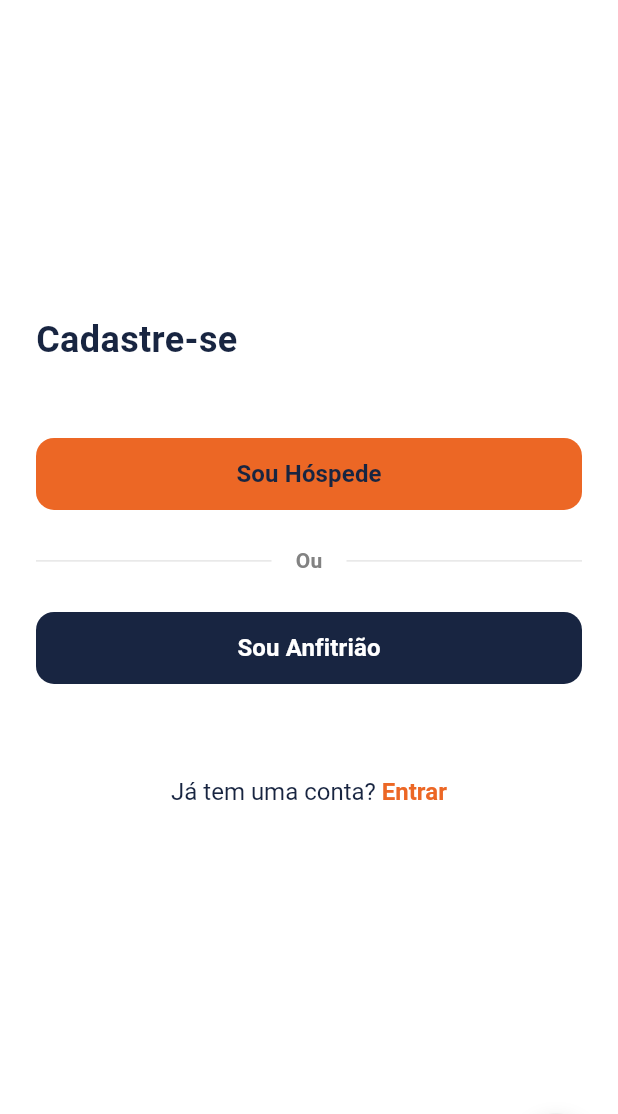
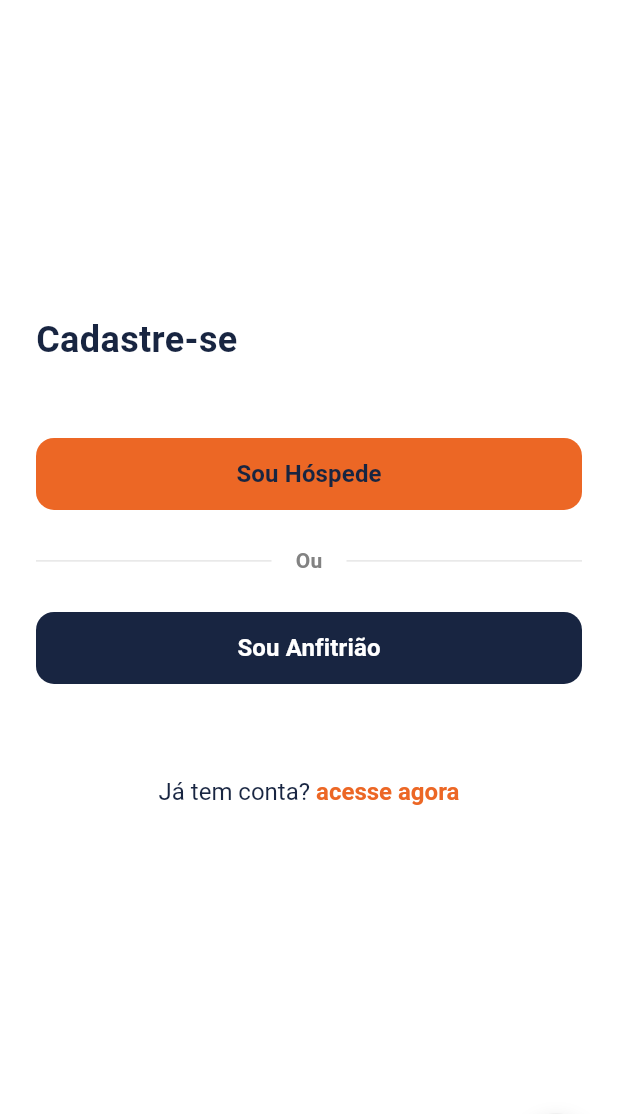
Before and after one commit to gabriellpequeno/Reserva-Aqui---Projeto-de-fim-de-ciclo, a Flutter app: the UserOrHostPage screen opened by its route, on a phone screen of 412 x 824 dp, the part 122-1236 px from its top. Run offline on Flutter 3.47's test engine with Material 3 defaults, Android fonts, the light colour scheme and no system bars; our stand-ins replace dio, flutter_riverpod, flutter_svg, go_router, image_picker, shared_preferences; accounts and stored records are empty; network calls fail.

Commit message:
🐛(fix): fix back navigation and remove redundant login buttons from UserOrHostPage
- replace context.go('/auth') with context.push('/auth') in LoginPage so back
  button works correctly from UserOrHostPage
- remove 'Entrar' section (title + two PrimaryButtons) added in previous plan
- restore single TextButton 'Já tem conta? acesse agora' with context.pop()

```diff
--- a/Frontend/lib/features/auth/presentation/pages/user_or_host_page.dart
+++ b/Frontend/lib/features/auth/presentation/pages/user_or_host_page.dart
@@ -57,14 +57,14 @@ class UserOrHostPage extends StatelessWidget {
               ),
               const SizedBox(height: 48),
               TextButton(
-                onPressed: () => context.push('/auth/login'),
+                onPressed: () => context.pop(),
                 child: RichText(
                   text: const TextSpan(
-                    text: 'Já tem uma conta? ',
+                    text: 'Já tem conta? ',
                     style: TextStyle(color: AppColors.primary, fontSize: 16),
                     children: [
                       TextSpan(
-                        text: 'Entrar',
+                        text: 'acesse agora',
                         style: TextStyle(
                           color: AppColors.secondary,
                           fontWeight: FontWeight.bold,
```
Also changed, not shown: 1 other file.
